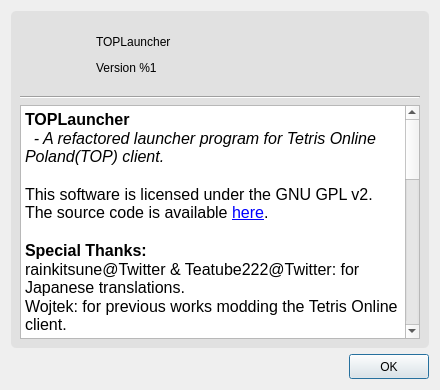
BSoD-Ultimate/TOPLauncher, file TOPLauncher/DlgAbout.ui: the form before one commit.
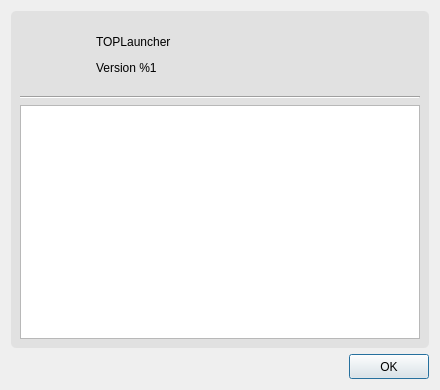
The form after the commit. Icons and pictures are not drawn.

Commit message: Move the about text into a separate html file.

```diff
--- a/TOPLauncher/DlgAbout.ui
+++ b/TOPLauncher/DlgAbout.ui
@@ -95,38 +95,15 @@
 &lt;html&gt;&lt;head&gt;&lt;meta name=&quot;qrichtext&quot; content=&quot;1&quot; /&gt;&lt;style type=&quot;text/css&quot;&gt;
 p, li { white-space: pre-wrap; }
 &lt;/style&gt;&lt;/head&gt;&lt;body style=&quot; font-family:'SimSun'; font-size:9pt; font-weight:400; font-style:normal;&quot;&gt;
-&lt;p style=&quot; margin-top:0px; margin-bottom:0px; margin-left:0px; margin-right:0px; -qt-block-indent:0; text-indent:0px;&quot;&gt;&lt;span style=&quot; font-family:'Calibri'; font-size:12pt; font-weight:600;&quot;&gt;TOPLauncher&lt;/span&gt;&lt;span style=&quot; font-family:'Calibri'; font-size:12pt;&quot;&gt; &lt;/span&gt;&lt;/p&gt;
-&lt;p style=&quot; margin-top:0px; margin-bottom:0px; margin-left:0px; margin-right:0px; -qt-block-indent:0; text-indent:0px;&quot;&gt;&lt;span style=&quot; font-family:'Calibri'; font-size:12pt; font-style:italic;&quot;&gt;  - A refactored launcher program for Tetris Online Poland(TOP) client.&lt;/span&gt;&lt;/p&gt;
-&lt;p style=&quot;-qt-paragraph-type:empty; margin-top:0px; margin-bottom:0px; margin-left:0px; margin-right:0px; -qt-block-indent:0; text-indent:0px; font-family:'Calibri'; font-size:12pt;&quot;&gt;&lt;br /&gt;&lt;/p&gt;
-&lt;p style=&quot; margin-top:0px; margin-bottom:0px; margin-left:0px; margin-right:0px; -qt-block-indent:0; text-indent:0px;&quot;&gt;&lt;span style=&quot; font-family:'Calibri'; font-size:12pt;&quot;&gt;This software is licensed under the GNU GPL v2. The source code is available &lt;/span&gt;&lt;a href=&quot;https://github.com/BSoD-Ultimate/TOPLauncher&quot;&gt;&lt;span style=&quot; font-family:'Calibri'; font-size:12pt; text-decoration: underline; color:#0000ff;&quot;&gt;here&lt;/span&gt;&lt;/a&gt;&lt;span style=&quot; font-family:'Calibri'; font-size:12pt;&quot;&gt;.&lt;/span&gt;&lt;/p&gt;
-&lt;p style=&quot;-qt-paragraph-type:empty; margin-top:0px; margin-bottom:0px; margin-left:0px; margin-right:0px; -qt-block-indent:0; text-indent:0px; font-family:'Calibri'; font-size:12pt;&quot;&gt;&lt;br /&gt;&lt;/p&gt;
-&lt;p style=&quot; margin-top:0px; margin-bottom:0px; margin-left:0px; margin-right:0px; -qt-block-indent:0; text-indent:0px;&quot;&gt;&lt;span style=&quot; font-family:'Calibri'; font-size:12pt; font-weight:600;&quot;&gt;Special Thanks:&lt;/span&gt;&lt;/p&gt;
-&lt;p style=&quot; margin-top:0px; margin-bottom:0px; margin-left:0px; margin-right:0px; -qt-block-indent:0; text-indent:0px;&quot;&gt;&lt;span style=&quot; font-family:'Calibri'; font-size:12pt;&quot;&gt;rainkitsune@Twitter &amp;amp; Teatube222@Twitter: for Japanese translations.&lt;/span&gt;&lt;/p&gt;
-&lt;p style=&quot; margin-top:0px; margin-bottom:0px; margin-left:0px; margin-right:0px; -qt-block-indent:0; text-indent:0px;&quot;&gt;&lt;span style=&quot; font-family:'Calibri'; font-size:12pt;&quot;&gt;Wojtek: for previous works modding the Tetris Online client.&lt;/span&gt;&lt;/p&gt;
-&lt;p style=&quot;-qt-paragraph-type:empty; margin-top:0px; margin-bottom:0px; margin-left:0px; margin-right:0px; -qt-block-indent:0; text-indent:0px; font-family:'Calibri'; font-size:12pt;&quot;&gt;&lt;br /&gt;&lt;/p&gt;
-&lt;p style=&quot; margin-top:0px; margin-bottom:0px; margin-left:0px; margin-right:0px; -qt-block-indent:0; text-indent:0px;&quot;&gt;&lt;span style=&quot; font-family:'Calibri'; font-size:12pt; font-weight:600;&quot;&gt;Third-party libraries:&lt;/span&gt;&lt;/p&gt;
-&lt;p style=&quot;-qt-paragraph-type:empty; margin-top:0px; margin-bottom:0px; margin-left:0px; margin-right:0px; -qt-block-indent:0; text-indent:0px; font-family:'Calibri'; font-size:12pt;&quot;&gt;&lt;br /&gt;&lt;/p&gt;
-&lt;p style=&quot; margin-top:0px; margin-bottom:0px; margin-left:0px; margin-right:0px; -qt-block-indent:0; text-indent:0px;&quot;&gt;&lt;span style=&quot; font-family:'Calibri'; font-size:12pt; font-weight:600; color:#aa0000;&quot;&gt;Qt 5.9.8&lt;/span&gt;&lt;/p&gt;
-&lt;p style=&quot; margin-top:0px; margin-bottom:0px; margin-left:0px; margin-right:0px; -qt-block-indent:0; text-indent:0px;&quot;&gt;&lt;span style=&quot; font-family:'Calibri'; font-size:12pt;&quot;&gt;License: &lt;/span&gt;&lt;a href=&quot;https://doc.qt.io/qt-5/lgpl.html#&quot;&gt;&lt;span style=&quot; font-family:'Calibri'; font-size:12pt; text-decoration: underline; color:#0000ff;&quot;&gt;https://doc.qt.io/qt-5/lgpl.html#&lt;/span&gt;&lt;/a&gt;&lt;/p&gt;
-&lt;p style=&quot;-qt-paragraph-type:empty; margin-top:0px; margin-bottom:0px; margin-left:0px; margin-right:0px; -qt-block-indent:0; text-indent:0px; font-family:'Calibri'; font-size:12pt;&quot;&gt;&lt;br /&gt;&lt;/p&gt;
-&lt;p style=&quot; margin-top:0px; margin-bottom:0px; margin-left:0px; margin-right:0px; -qt-block-indent:0; text-indent:0px;&quot;&gt;&lt;span style=&quot; font-family:'Calibri'; font-size:12pt; font-weight:600; color:#aa0000;&quot;&gt;inih&lt;/span&gt;&lt;/p&gt;
-&lt;p style=&quot; margin-top:0px; margin-bottom:0px; margin-left:0px; margin-right:0px; -qt-block-indent:0; text-indent:0px;&quot;&gt;&lt;span style=&quot; font-family:'Calibri'; font-size:12pt;&quot;&gt;Source code: &lt;/span&gt;&lt;a href=&quot;https://github.com/benhoyt/inih&quot;&gt;&lt;span style=&quot; font-family:'Calibri'; font-size:12pt; text-decoration: underline; color:#0000ff;&quot;&gt;https://github.com/benhoyt/inih&lt;/span&gt;&lt;/a&gt;&lt;/p&gt;
-&lt;p style=&quot; margin-top:0px; margin-bottom:0px; margin-left:0px; margin-right:0px; -qt-block-indent:0; text-indent:0px;&quot;&gt;&lt;span style=&quot; font-family:'Calibri'; font-size:12pt;&quot;&gt;Licence: &lt;/span&gt;&lt;a href=&quot;https://github.com/benhoyt/inih/blob/master/LICENSE.txt&quot;&gt;&lt;span style=&quot; font-family:'Calibri'; font-size:12pt; text-decoration: underline; color:#0000ff;&quot;&gt;https://github.com/benhoyt/inih/blob/master/LICENSE.txt&lt;/span&gt;&lt;/a&gt;&lt;/p&gt;
-&lt;p style=&quot;-qt-paragraph-type:empty; margin-top:0px; margin-bottom:0px; margin-left:0px; margin-right:0px; -qt-block-indent:0; text-indent:0px; font-family:'Calibri'; font-size:12pt;&quot;&gt;&lt;br /&gt;&lt;/p&gt;
-&lt;p style=&quot; margin-top:0px; margin-bottom:0px; margin-left:0px; margin-right:0px; -qt-block-indent:0; text-indent:0px;&quot;&gt;&lt;span style=&quot; font-family:'Calibri'; font-size:12pt; font-weight:600; color:#aa0000;&quot;&gt;rapidjson&lt;/span&gt;&lt;/p&gt;
-&lt;p style=&quot; margin-top:0px; margin-bottom:0px; margin-left:0px; margin-right:0px; -qt-block-indent:0; text-indent:0px;&quot;&gt;&lt;span style=&quot; font-family:'Calibri'; font-size:12pt; color:#000000;&quot;&gt;Source code: &lt;/span&gt;&lt;a href=&quot;https://github.com/Tencent/rapidjson&quot;&gt;&lt;span style=&quot; font-family:'Calibri'; font-size:12pt; text-decoration: underline; color:#0000ff;&quot;&gt;https://github.com/Tencent/rapidjson&lt;/span&gt;&lt;/a&gt;&lt;/p&gt;
-&lt;p style=&quot; margin-top:0px; margin-bottom:0px; margin-left:0px; margin-right:0px; -qt-block-indent:0; text-indent:0px;&quot;&gt;&lt;span style=&quot; font-family:'Calibri'; font-size:12pt; color:#000000;&quot;&gt;License: &lt;/span&gt;&lt;a href=&quot;https://github.com/Tencent/rapidjson/blob/master/license.txt&quot;&gt;&lt;span style=&quot; font-family:'Calibri'; font-size:12pt; text-decoration: underline; color:#0000ff;&quot;&gt;https://github.com/Tencent/rapidjson/blob/master/license.txt&lt;/span&gt;&lt;/a&gt;&lt;/p&gt;
-&lt;p style=&quot;-qt-paragraph-type:empty; margin-top:0px; margin-bottom:0px; margin-left:0px; margin-right:0px; -qt-block-indent:0; text-indent:0px; font-family:'Calibri'; font-size:12pt; color:#000000;&quot;&gt;&lt;br /&gt;&lt;/p&gt;
-&lt;p style=&quot; margin-top:0px; margin-bottom:0px; margin-left:0px; margin-right:0px; -qt-block-indent:0; text-indent:0px;&quot;&gt;&lt;span style=&quot; font-family:'Calibri'; font-size:12pt; font-weight:600; color:#aa0000;&quot;&gt;tinyxml2&lt;/span&gt;&lt;/p&gt;
-&lt;p style=&quot; margin-top:0px; margin-bottom:0px; margin-left:0px; margin-right:0px; -qt-block-indent:0; text-indent:0px;&quot;&gt;&lt;span style=&quot; font-family:'Calibri'; font-size:12pt; color:#000000;&quot;&gt;Source code: &lt;/span&gt;&lt;a href=&quot;https://github.com/leethomason/tinyxml2&quot;&gt;&lt;span style=&quot; font-family:'Calibri'; font-size:12pt; text-decoration: underline; color:#0000ff;&quot;&gt;https://github.com/leethomason/tinyxml2&lt;/span&gt;&lt;/a&gt;&lt;/p&gt;
-&lt;p style=&quot; margin-top:0px; margin-bottom:0px; margin-left:0px; margin-right:0px; -qt-block-indent:0; text-indent:0px;&quot;&gt;&lt;span style=&quot; font-family:'Calibri'; font-size:12pt; color:#000000;&quot;&gt;License: &lt;/span&gt;&lt;a href=&quot;https://github.com/leethomason/tinyxml2/blob/master/LICENSE.txt&quot;&gt;&lt;span style=&quot; font-family:'Calibri'; font-size:12pt; text-decoration: underline; color:#0000ff;&quot;&gt;https://github.com/leethomason/tinyxml2/blob/master/LICENSE.txt&lt;/span&gt;&lt;/a&gt;&lt;/p&gt;
-&lt;p style=&quot;-qt-paragraph-type:empty; margin-top:0px; margin-bottom:0px; margin-left:0px; margin-right:0px; -qt-block-indent:0; text-indent:0px; font-family:'Calibri'; font-size:12pt;&quot;&gt;&lt;br /&gt;&lt;/p&gt;
-&lt;p style=&quot; margin-top:0px; margin-bottom:0px; margin-left:0px; margin-right:0px; -qt-block-indent:0; text-indent:0px;&quot;&gt;&lt;span style=&quot; font-family:'Calibri'; font-size:12pt; font-weight:600; color:#aa0000;&quot;&gt;sqlite3&lt;/span&gt;&lt;/p&gt;
-&lt;p style=&quot; margin-top:0px; margin-bottom:0px; margin-left:0px; margin-right:0px; -qt-block-indent:0; text-indent:0px;&quot;&gt;&lt;span style=&quot; font-family:'Calibri'; font-size:12pt; color:#000000;&quot;&gt;Copyright: &lt;/span&gt;&lt;a href=&quot;https://www.sqlite.org/copyright.html&quot;&gt;&lt;span style=&quot; font-family:'Calibri'; font-size:12pt; text-decoration: underline; color:#0000ff;&quot;&gt;https://www.sqlite.org/copyright.html&lt;/span&gt;&lt;/a&gt;&lt;/p&gt;
-&lt;p style=&quot;-qt-paragraph-type:empty; margin-top:0px; margin-bottom:0px; margin-left:0px; margin-right:0px; -qt-block-indent:0; text-indent:0px; font-family:'Calibri'; font-size:12pt; color:#000000;&quot;&gt;&lt;br /&gt;&lt;/p&gt;
-&lt;p style=&quot; margin-top:0px; margin-bottom:0px; margin-left:0px; margin-right:0px; -qt-block-indent:0; text-indent:0px;&quot;&gt;&lt;span style=&quot; font-family:'Calibri'; font-size:12pt; font-weight:600; color:#aa0000;&quot;&gt;SqliteCpp&lt;/span&gt;&lt;/p&gt;
-&lt;p style=&quot; margin-top:0px; margin-bottom:0px; margin-left:0px; margin-right:0px; -qt-block-indent:0; text-indent:0px;&quot;&gt;&lt;span style=&quot; font-family:'Calibri'; font-size:12pt; color:#000000;&quot;&gt;Source code: &lt;/span&gt;&lt;a href=&quot;https://github.com/SRombauts/SQLiteCpp&quot;&gt;&lt;span style=&quot; font-family:'Calibri'; font-size:12pt; text-decoration: underline; color:#0000ff;&quot;&gt;https://github.com/SRombauts/SQLiteCpp&lt;/span&gt;&lt;/a&gt;&lt;/p&gt;
-&lt;p style=&quot; margin-top:0px; margin-bottom:0px; margin-left:0px; margin-right:0px; -qt-block-indent:0; text-indent:0px;&quot;&gt;&lt;span style=&quot; font-family:'Calibri'; font-size:12pt; color:#000000;&quot;&gt;License: &lt;/span&gt;&lt;a href=&quot;https://github.com/SRombauts/SQLiteCpp/blob/master/LICENSE.txt&quot;&gt;&lt;span style=&quot; font-family:'Calibri'; font-size:12pt; text-decoration: underline; color:#0000ff;&quot;&gt;https://github.com/SRombauts/SQLiteCpp/blob/master/LICENSE.txt&lt;/span&gt;&lt;/a&gt;&lt;/p&gt;&lt;/body&gt;&lt;/html&gt;</string>
+&lt;p style=&quot;-qt-paragraph-type:empty; margin-top:0px; margin-bottom:0px; margin-left:0px; margin-right:0px; -qt-block-indent:0; text-indent:0px;&quot;&gt;&lt;br /&gt;&lt;/p&gt;&lt;/body&gt;&lt;/html&gt;</string>
+        </property>
+        <property name="source">
+         <url>
+          <string>qrc:/about.html</string>
+         </url>
+        </property>
+        <property name="searchPaths">
+         <stringlist notr="true"/>
         </property>
         <property name="openExternalLinks">
          <bool>true</bool>
```
The commit also changes 7 other files.
